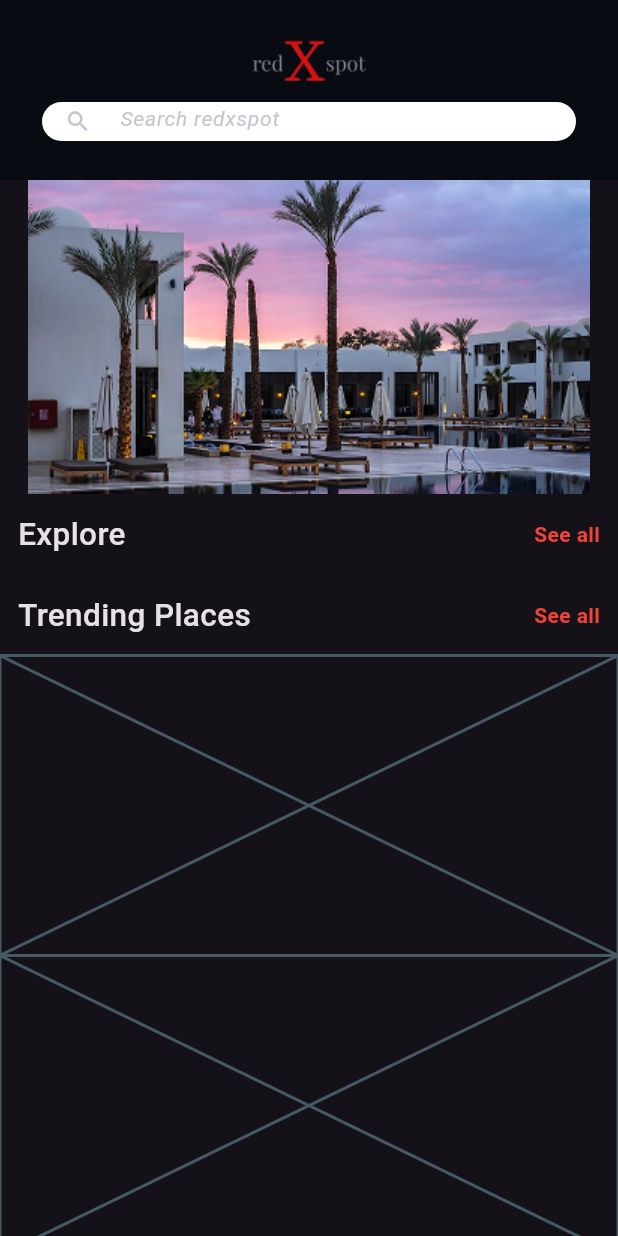
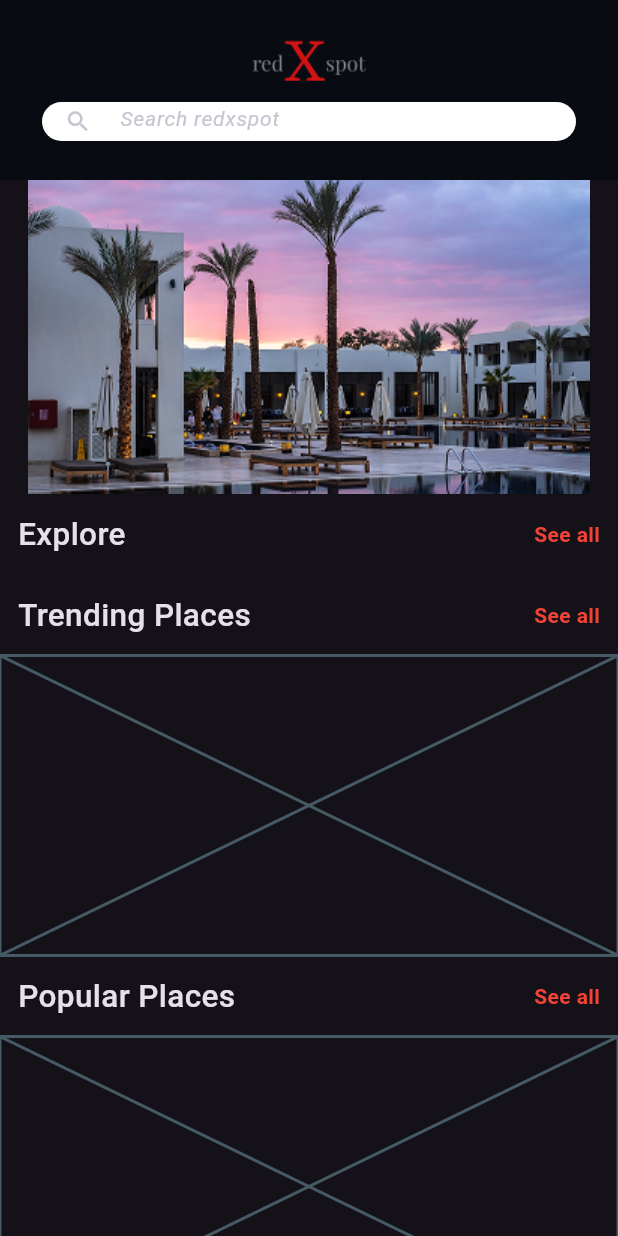
Before and after one commit to Akay74/Redxspot, a Flutter app: the screen it shows after launch, on a phone screen of 412 x 824 dp. Run offline on Flutter 3.47's test engine with Material 3 defaults, Android fonts, the phone set to English and light mode, and no system bars.

Commit message:
✨ Add Popular places title

```diff
--- a/lib/home_screen.dart
+++ b/lib/home_screen.dart
@@ -90,16 +90,13 @@
                     style: TextStyle(
                       fontSize: 21,
                       fontWeight: FontWeight.w500,
-                    )
-                  ),
-                  const Text(
-                    'See all',
+                    )),
+                const Text('See all',
                     style: TextStyle(
                       fontSize: 14,
                       fontWeight: FontWeight.bold,
                       color: Colors.red,
-                    )
-                  )
+                    ))
               ],
             ),
           ),
@@ -107,12 +104,31 @@
           Placeholder(
             fallbackHeight: 200,
           ),
+          // Popular Places Title
+          Padding(
+            padding: const EdgeInsets.all(12.0),
+            child: Row(
+              mainAxisAlignment: MainAxisAlignment.spaceBetween,
+              children: [
+                const Text('Popular Places',
+                    style: TextStyle(
+                      fontSize: 21,
+                      fontWeight: FontWeight.w500,
+                    )),
+                const Text('See all',
+                    style: TextStyle(
+                      fontSize: 14,
+                      fontWeight: FontWeight.bold,
+                      color: Colors.red,
+                    ))
+              ],
+            ),
+          ),
           // Popular Places cards
           Placeholder(
             fallbackHeight: 200,
           ),
-          ]
-        ),
+        ]),
       ),
     );
   }
```
Lines whose indentation alone changed are shown as unchanged.
